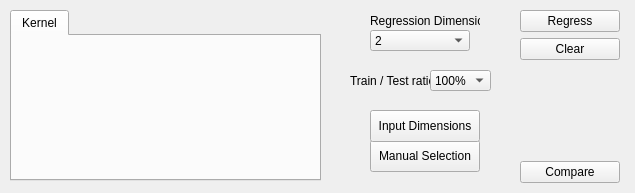
b4silio/MLDemos, file MLDemos/optsRegress.ui: the form before one commit.
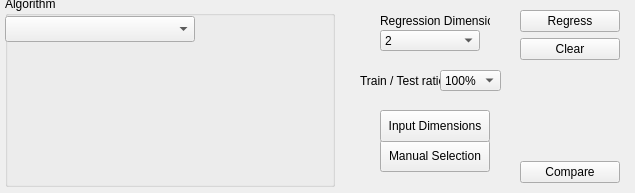
The form after the commit.

Commit message: REPLACED: the algorithm tabs with a cleaner (less cluttered) drop-down list

```diff
--- a/MLDemos/optsRegress.ui
+++ b/MLDemos/optsRegress.ui
@@ -22,35 +22,12 @@
   <property name="autoFillBackground">
    <bool>false</bool>
   </property>
-  <widget class="QTabWidget" name="tabWidget">
-   <property name="geometry">
-    <rect>
-     <x>10</x>
-     <y>10</y>
-     <width>311</width>
-     <height>171</height>
-    </rect>
-   </property>
-   <property name="font">
-    <font>
-     <pointsize>9</pointsize>
-    </font>
-   </property>
-   <property name="currentIndex">
-    <number>0</number>
-   </property>
-   <widget class="QWidget" name="tab">
-    <attribute name="title">
-     <string>Kernel</string>
-    </attribute>
-   </widget>
-  </widget>
   <widget class="QWidget" name="optionWidget" native="true">
    <property name="geometry">
     <rect>
-     <x>330</x>
+     <x>350</x>
      <y>10</y>
-     <width>180</width>
+     <width>160</width>
      <height>171</height>
     </rect>
    </property>
@@ -62,7 +39,7 @@
    <widget class="QLabel" name="label">
     <property name="geometry">
      <rect>
-      <x>20</x>
+      <x>10</x>
       <y>60</y>
       <width>81</width>
       <height>21</height>
@@ -83,7 +60,7 @@
     </property>
     <property name="geometry">
      <rect>
-      <x>100</x>
+      <x>90</x>
       <y>60</y>
       <width>61</width>
       <height>21</height>
@@ -149,7 +126,7 @@
    <widget class="QPushButton" name="manualTrainButton">
     <property name="geometry">
      <rect>
-      <x>40</x>
+      <x>30</x>
       <y>130</y>
       <width>110</width>
       <height>32</height>
@@ -170,7 +147,7 @@
    <widget class="QLabel" name="label_2">
     <property name="geometry">
      <rect>
-      <x>40</x>
+      <x>30</x>
       <y>0</y>
       <width>110</width>
       <height>21</height>
@@ -188,7 +165,7 @@
    <widget class="QPushButton" name="inputDimButton">
     <property name="geometry">
      <rect>
-      <x>40</x>
+      <x>30</x>
       <y>100</y>
       <width>110</width>
       <height>32</height>
@@ -212,7 +189,7 @@
     </property>
     <property name="geometry">
      <rect>
-      <x>40</x>
+      <x>30</x>
       <y>20</y>
       <width>100</width>
       <height>21</height>
@@ -331,6 +308,44 @@
     </item>
    </layout>
   </widget>
+  <widget class="QGroupBox" name="groupBox">
+   <property name="geometry">
+    <rect>
+     <x>5</x>
+     <y>-4</y>
+     <width>330</width>
+     <height>191</height>
+    </rect>
+   </property>
+   <property name="title">
+    <string>Algorithm</string>
+   </property>
+   <widget class="QComboBox" name="algoList">
+    <property name="geometry">
+     <rect>
+      <x>0</x>
+      <y>20</y>
+      <width>190</width>
+      <height>26</height>
+     </rect>
+    </property>
+    <property name="font">
+     <font>
+      <pointsize>10</pointsize>
+     </font>
+    </property>
+   </widget>
+   <widget class="QWidget" name="algoWidget" native="true">
+    <property name="geometry">
+     <rect>
+      <x>4</x>
+      <y>47</y>
+      <width>321</width>
+      <height>141</height>
+     </rect>
+    </property>
+   </widget>
+  </widget>
  </widget>
  <resources/>
  <connections/>
```
The commit also changes 16 other files.
